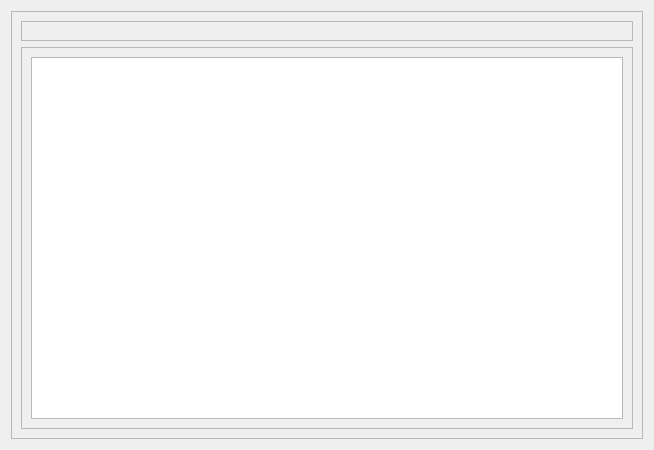
Qt form ui/attributetableform.ui (Doggerr111/vrsa-gis) before a commit.
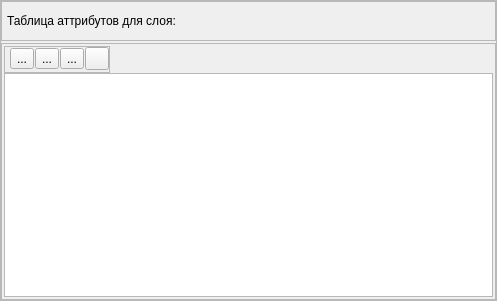
The same form after that commit. Icons and pictures are not drawn.

Commit message:
feat: enhance attribute table with selection and deletion tools
- Added buttons for working with selections in table
- Fixed attribute editing and synchronization with features
- Implemented feature deletion from table
- Cleaned up code and improved UI layout

Diff of the .ui file:
```diff
--- a/ui/attributetableform.ui
+++ b/ui/attributetableform.ui
@@ -6,16 +6,43 @@
    <rect>
     <x>0</x>
     <y>0</y>
-    <width>654</width>
-    <height>450</height>
+    <width>497</width>
+    <height>301</height>
    </rect>
   </property>
+  <property name="sizePolicy">
+   <sizepolicy hsizetype="Maximum" vsizetype="Maximum">
+    <horstretch>0</horstretch>
+    <verstretch>0</verstretch>
+   </sizepolicy>
+  </property>
   <property name="windowTitle">
    <string>Dialog</string>
   </property>
-  <layout class="QHBoxLayout" name="horizontalLayout">
+  <layout class="QVBoxLayout" name="verticalLayout_2">
+   <property name="spacing">
+    <number>0</number>
+   </property>
+   <property name="leftMargin">
+    <number>0</number>
+   </property>
+   <property name="topMargin">
+    <number>0</number>
+   </property>
+   <property name="rightMargin">
+    <number>0</number>
+   </property>
+   <property name="bottomMargin">
+    <number>0</number>
+   </property>
    <item>
     <widget class="QFrame" name="frame">
+     <property name="sizePolicy">
+      <sizepolicy hsizetype="Minimum" vsizetype="Minimum">
+       <horstretch>0</horstretch>
+       <verstretch>0</verstretch>
+      </sizepolicy>
+     </property>
      <property name="frameShape">
       <enum>QFrame::StyledPanel</enum>
      </property>
@@ -23,12 +50,33 @@
       <enum>QFrame::Raised</enum>
      </property>
      <layout class="QVBoxLayout" name="verticalLayout">
+      <property name="spacing">
+       <number>2</number>
+      </property>
+      <property name="leftMargin">
+       <number>0</number>
+      </property>
+      <property name="topMargin">
+       <number>0</number>
+      </property>
+      <property name="rightMargin">
+       <number>0</number>
+      </property>
+      <property name="bottomMargin">
+       <number>0</number>
+      </property>
       <item>
        <widget class="QFrame" name="frame_2">
+        <property name="sizePolicy">
+         <sizepolicy hsizetype="Minimum" vsizetype="Minimum">
+          <horstretch>0</horstretch>
+          <verstretch>0</verstretch>
+         </sizepolicy>
+        </property>
         <property name="minimumSize">
          <size>
-          <width>20</width>
-          <height>20</height>
+          <width>0</width>
+          <height>0</height>
          </size>
         </property>
         <property name="maximumSize">
@@ -43,19 +91,160 @@
         <property name="frameShadow">
          <enum>QFrame::Raised</enum>
         </property>
+        <layout class="QHBoxLayout" name="horizontalLayout_3">
+         <property name="spacing">
+          <number>2</number>
+         </property>
+         <property name="leftMargin">
+          <number>5</number>
+         </property>
+         <property name="topMargin">
+          <number>2</number>
+         </property>
+         <property name="rightMargin">
+          <number>2</number>
+         </property>
+         <property name="bottomMargin">
+          <number>2</number>
+         </property>
+         <item>
+          <widget class="QLabel" name="labelLayerName">
+           <property name="text">
+            <string>Таблица аттрибутов для слоя: </string>
+           </property>
+          </widget>
+         </item>
+        </layout>
        </widget>
       </item>
       <item>
        <widget class="QFrame" name="frame_3">
+        <property name="sizePolicy">
+         <sizepolicy hsizetype="Minimum" vsizetype="Minimum">
+          <horstretch>0</horstretch>
+          <verstretch>0</verstretch>
+         </sizepolicy>
+        </property>
         <property name="frameShape">
          <enum>QFrame::StyledPanel</enum>
         </property>
         <property name="frameShadow">
          <enum>QFrame::Raised</enum>
         </property>
-        <layout class="QHBoxLayout" name="horizontalLayout_2">
+        <layout class="QVBoxLayout" name="verticalLayout_3">
+         <property name="spacing">
+          <number>0</number>
+         </property>
+         <property name="leftMargin">
+          <number>2</number>
+         </property>
+         <property name="topMargin">
+          <number>2</number>
+         </property>
+         <property name="rightMargin">
+          <number>2</number>
+         </property>
+         <property name="bottomMargin">
+          <number>2</number>
+         </property>
          <item>
-          <widget class="QTableWidget" name="attributeTable"/>
+          <widget class="QFrame" name="frame_4">
+           <property name="sizePolicy">
+            <sizepolicy hsizetype="Maximum" vsizetype="Maximum">
+             <horstretch>0</horstretch>
+             <verstretch>0</verstretch>
+            </sizepolicy>
+           </property>
+           <property name="frameShape">
+            <enum>QFrame::StyledPanel</enum>
+           </property>
+           <property name="frameShadow">
+            <enum>QFrame::Raised</enum>
+           </property>
+           <layout class="QHBoxLayout" name="horizontalLayout">
+            <property name="spacing">
+             <number>1</number>
+            </property>
+            <property name="leftMargin">
+             <number>5</number>
+            </property>
+            <property name="topMargin">
+             <number>0</number>
+            </property>
+            <property name="rightMargin">
+             <number>0</number>
+            </property>
+            <property name="bottomMargin">
+             <number>2</number>
+            </property>
+            <item>
+             <widget class="QToolButton" name="toolButtonSelectAll">
+              <property name="sizePolicy">
+               <sizepolicy hsizetype="Fixed" vsizetype="Fixed">
+                <horstretch>0</horstretch>
+                <verstretch>0</verstretch>
+               </sizepolicy>
+              </property>
+              <property name="text">
+               <string>...</string>
+              </property>
+              <property name="icon">
+               <iconset resource="../icons.qrc">
+                <normaloff>:/images/icons/dialogs/icon_selection_list_black.png</normaloff>:/images/icons/dialogs/icon_selection_list_black.png</iconset>
+              </property>
+             </widget>
+            </item>
+            <item>
+             <widget class="QToolButton" name="toolButtonDeselectAll">
+              <property name="text">
+               <string>...</string>
+              </property>
+              <property name="icon">
+               <iconset resource="../icons.qrc">
+                <normaloff>:/images/icons/dialogs/remove_icon_black_with_border.png</normaloff>:/images/icons/dialogs/remove_icon_black_with_border.png</iconset>
+              </property>
+             </widget>
+            </item>
+            <item>
+             <widget class="QToolButton" name="toolButtonInvertSelection">
+              <property name="text">
+               <string>...</string>
+              </property>
+              <property name="icon">
+               <iconset resource="../icons.qrc">
+                <normaloff>:/images/icons/dialogs/icon_invert_selection_black.png</normaloff>:/images/icons/dialogs/icon_invert_selection_black.png</iconset>
+              </property>
+             </widget>
+            </item>
+            <item>
+             <widget class="QToolButton" name="toolButtonDeleteSelectedFeatures">
+              <property name="text">
+               <string/>
+              </property>
+              <property name="icon">
+               <iconset resource="../icons.qrc">
+                <normaloff>:/images/icons/dialogs/remove_icon_black_bin.png</normaloff>:/images/icons/dialogs/remove_icon_black_bin.png</iconset>
+              </property>
+             </widget>
+            </item>
+           </layout>
+          </widget>
+         </item>
+         <item>
+          <widget class="QTableWidget" name="attributeTable">
+           <property name="sizePolicy">
+            <sizepolicy hsizetype="Minimum" vsizetype="Minimum">
+             <horstretch>0</horstretch>
+             <verstretch>0</verstretch>
+            </sizepolicy>
+           </property>
+           <property name="minimumSize">
+            <size>
+             <width>25</width>
+             <height>25</height>
+            </size>
+           </property>
+          </widget>
          </item>
         </layout>
        </widget>
```
Left out of the diff: 4 changed lines with no effect on the pictures. The commit also changes 2 other files.
